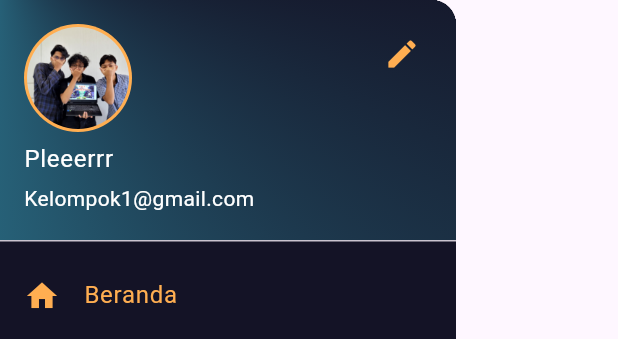
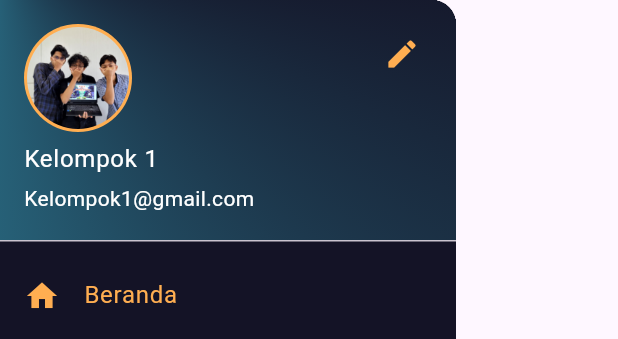
Before and after one commit to vann10/projek_pab_duit, a Flutter app: the AppDrawer widget shown alone on an empty page, opened directly, on a phone screen of 412 x 824 dp. Shown: the top 339 px of the screen. Run offline on Flutter 3.47's test engine with Material 3 defaults, Android fonts, the phone set to English and light mode, and no system bars; our stand-ins replace google_fonts.

Commit message:
mini-update

```diff
--- a/lib/home_page.dart
+++ b/lib/home_page.dart
@@ -180,7 +180,7 @@ class AppDrawer extends StatelessWidget {
             ),
 
             accountName: const Text(
-              'Pleeerrr',
+              'Kelompok 1',
               style: TextStyle(color: Colors.white),
             ),
             accountEmail: Text(
```
Also changed, not shown: lib/loading_page.dart (+2 -13 lines).
